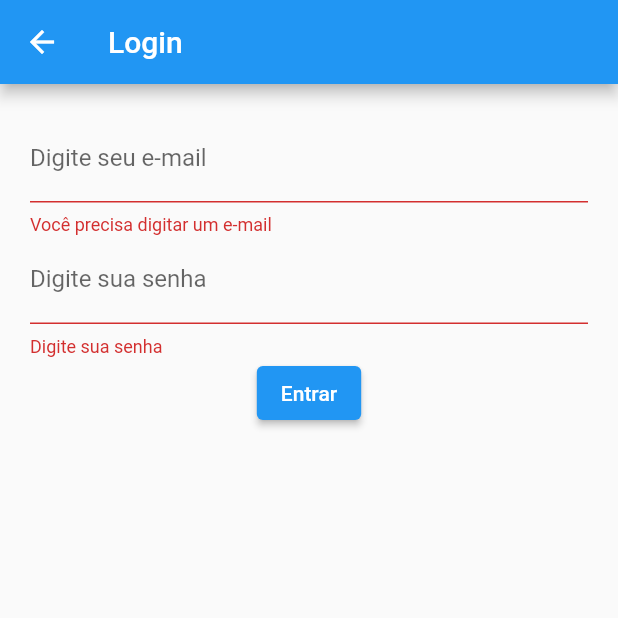
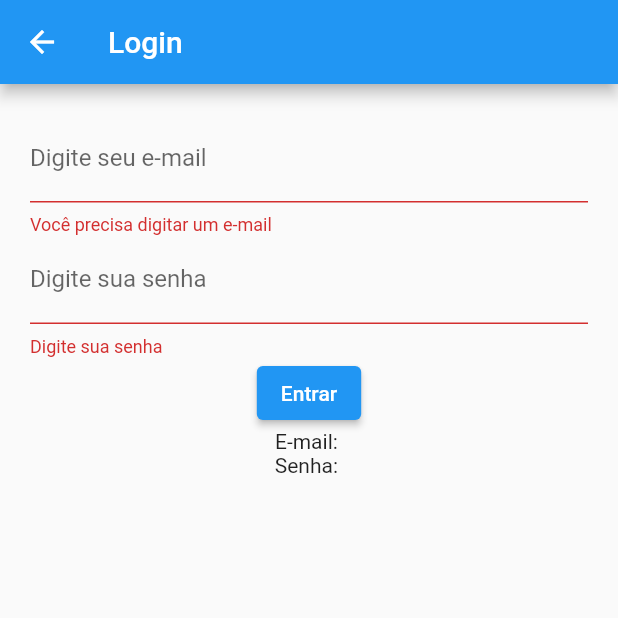
Before and after one commit to izaias1/flutter_001, a Flutter app: the LoginPage screen opened by its route, after a tap on "Entrar", on a phone screen of 412 x 824 dp, the top half of it. Run offline on Flutter 3.47's test engine with Material 2 defaults, Android fonts, the phone set to English and light mode, and no system bars.

Commit message:
Salvando dados do formulário

```diff
--- a/lib/src/login.dart
+++ b/lib/src/login.dart
@@ -10,16 +10,19 @@ class LoginPage extends StatefulWidget {
 class _LoginPageState extends State<LoginPage> {
   final _formKey = GlobalKey<FormState>();
 
+  String email = '';
+  String senha = '';
+
   @override
   Widget build(BuildContext context) {
     return Scaffold(
       appBar: AppBar(
-        title: Text('Login'),
+        title: const Text('Login'),
       ),
       body: ListView(
         children: [
           Container(
-            padding: EdgeInsets.all(20),
+            padding: const EdgeInsets.all(20),
             child: Form(
               key: _formKey,
               child: Column(
@@ -33,6 +36,11 @@ class _LoginPageState extends State<LoginPage> {
                         return 'Você precisa digitar um e-mail';
                       }
                       return null;
+                    },
+                    onSaved: (txt) {
+                      setState(() {
+                        email = txt!;
+                      });
                     },
                   ),
                   TextFormField(
@@ -49,13 +57,22 @@ class _LoginPageState extends State<LoginPage> {
                       }
                       return null;
                     },
+                    onSaved: (txt) {
+                      setState(() {
+                        senha = txt!;
+                      });
+                    },
                   ),
                   ElevatedButton(
                     onPressed: () {
-                      if (_formKey.currentState!.validate()) {}
+                      if (_formKey.currentState!.validate()) {
+                        _formKey.currentState!.save();
+                      }
                     },
                     child: const Text('Entrar'),
                   ),
+                  Text('E-mail: $email'),
+                  Text('Senha: $senha'),
                 ],
               ),
             ),
```
